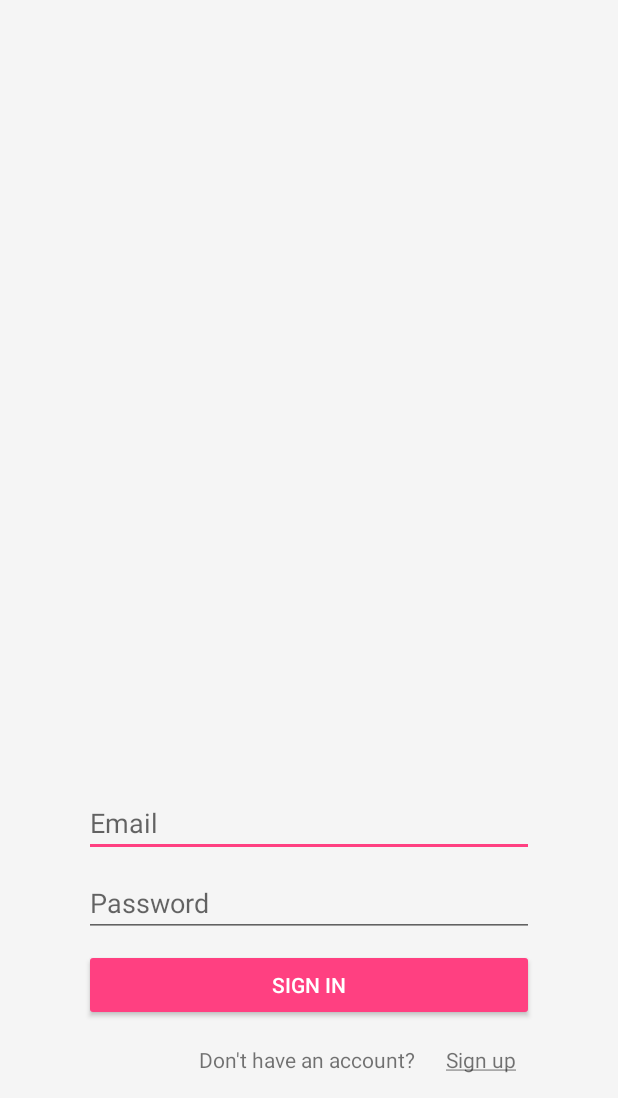
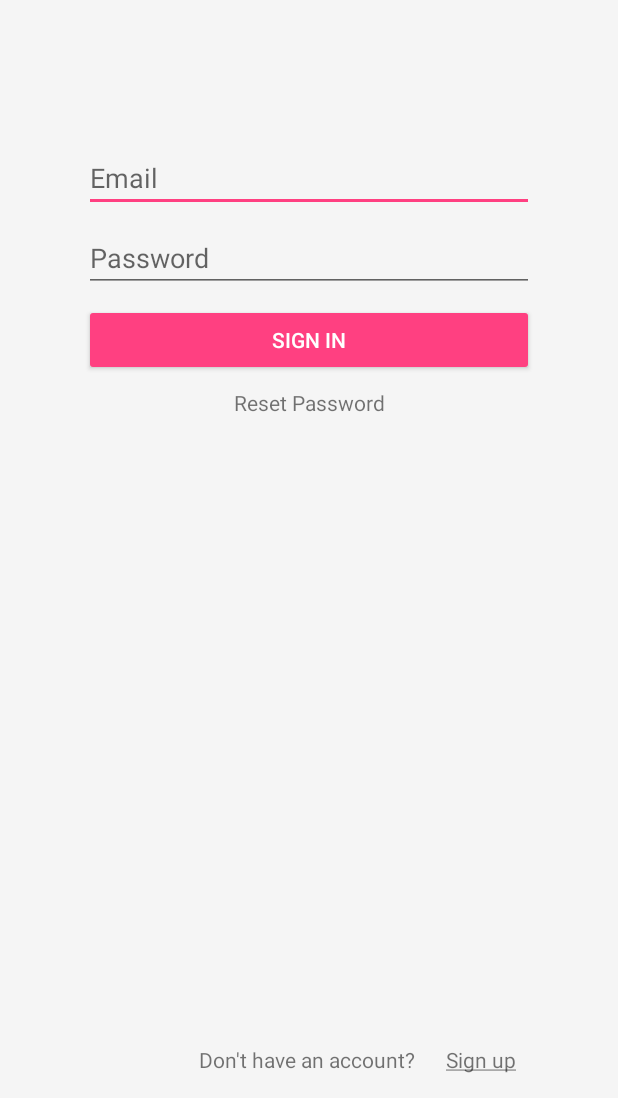
Before and after one commit to ACW101/bummer, an Android app: the screen it shows after launch (SigninActivity), on a phone screen of 412 x 824 dp, the part 138-1236 px from its top. Run offline under Robolectric (Android 15) with nearby library versions, the phone set to English and light mode, and no system bars; our stand-ins replace Firebase (no records; nobody signed in at launch, a user with empty details on screens opened directly).

Commit message:
Add Reset Password Functionality

```diff
--- a/app/src/main/java/edu/brandeis/cs/bummer/Auth/SigninActivity.java
+++ b/app/src/main/java/edu/brandeis/cs/bummer/Auth/SigninActivity.java
@@ -44,9 +44,10 @@ public class SigninActivity extends BaseActivity implements
 
         mContext = this;
 
-        // Buttons
+        // Buttons onclick listeners
         findViewById(R.id.email_sign_in_button).setOnClickListener(this);
         findViewById(R.id.sign_up_textview).setOnClickListener(this);
+        findViewById(R.id.forget_password_textview).setOnClickListener(this);
 
         // Views
         mEmailField = findViewById(R.id.field_email);
@@ -131,6 +132,25 @@ public class SigninActivity extends BaseActivity implements
         return valid;
     }
 
+    private void sendPasswordResetEmail() {
+        final String email = mEmailField.getText().toString();
+        if (email.length() == 0) {
+            Toast.makeText(mContext, getString(R.string.forget_password_empty_toast), Toast.LENGTH_LONG).show();
+            return;
+        }
+        mAuth.sendPasswordResetEmail(email)
+                .addOnCompleteListener(new OnCompleteListener<Void>() {
+                    @Override
+                    public void onComplete(@NonNull Task<Void> task) {
+                        if (task.isSuccessful()) {
+                            Toast.makeText(SigninActivity.this, getString(R.string.forget_password_sent) + email, Toast.LENGTH_SHORT).show();
+                        } else {
+                            Toast.makeText(SigninActivity.this, "fail sending reset email: " + task.getException(), Toast.LENGTH_SHORT).show();
+                        }
+                    }
+                });
+    }
+
     @Override
     public void onClick(View v) {
         int i = v.getId();
@@ -140,6 +160,9 @@ public class SigninActivity extends BaseActivity implements
         } else if (i == R.id.sign_up_textview) {
             Log.d(TAG, "onClick: email_sign_up_button: start sign-up intent");
             startActivity(new Intent(SigninActivity.this, SignupActivity.class));
+        } else if (i == R.id.forget_password_textview) {
+            Log.d(TAG, "onClick: forget_password_clicked: send reset email");
+            sendPasswordResetEmail();
         }
     }
 }
--- a/app/src/main/res/layout/activity_signin.xml
+++ b/app/src/main/res/layout/activity_signin.xml
@@ -44,34 +44,35 @@
         android:id="@+id/field_email"
         android:layout_width="300dp"
         android:layout_height="wrap_content"
+        android:layout_marginLeft="8dp"
+        android:layout_marginRight="8dp"
+        android:layout_marginTop="96dp"
         android:hint="@string/hint_email"
         android:inputType="textEmailAddress"
+        app:layout_constraintLeft_toLeftOf="parent"
+        app:layout_constraintRight_toRightOf="parent"
+        app:layout_constraintTop_toBottomOf="@+id/textView"
         tools:layout_constraintBottom_creator="1"
         tools:layout_constraintLeft_creator="1"
-        tools:layout_constraintRight_creator="1"
-        android:layout_marginRight="8dp"
-        app:layout_constraintRight_toRightOf="parent"
-        android:layout_marginLeft="8dp"
-        app:layout_constraintLeft_toLeftOf="parent"
-        android:layout_marginBottom="8dp"
-        app:layout_constraintBottom_toTopOf="@+id/field_password" />
+        tools:layout_constraintRight_creator="1" />
 
     <!--password edittext-->
     <EditText
         android:id="@+id/field_password"
         android:layout_width="300dp"
         android:layout_height="wrap_content"
+        android:layout_marginLeft="8dp"
+        android:layout_marginRight="8dp"
+        android:layout_marginTop="8dp"
         android:hint="@string/hint_password"
         android:inputType="textPassword"
-        tools:layout_constraintRight_creator="1"
+        app:layout_constraintLeft_toLeftOf="parent"
+        app:layout_constraintRight_toRightOf="parent"
+        app:layout_constraintTop_toBottomOf="@+id/field_email"
         tools:layout_constraintBottom_creator="1"
         tools:layout_constraintLeft_creator="1"
-        android:layout_marginLeft="8dp"
-        app:layout_constraintLeft_toLeftOf="parent"
-        android:layout_marginRight="8dp"
-        app:layout_constraintRight_toRightOf="parent"
-        android:layout_marginBottom="8dp"
-        app:layout_constraintBottom_toTopOf="@+id/email_sign_in_button" />
+        tools:layout_constraintRight_creator="1" />
+
     <!--signin action-->
     <Button
         android:id="@+id/email_sign_in_button"
@@ -79,16 +80,31 @@
         android:layout_height="wrap_content"
         android:layout_marginLeft="8dp"
         android:layout_marginRight="8dp"
+        android:layout_marginTop="8dp"
         android:text="@string/sign_in"
         android:theme="@style/ThemeOverlay.MyDarkButton"
         app:layout_constraintLeft_toLeftOf="parent"
         app:layout_constraintRight_toRightOf="parent"
+        app:layout_constraintTop_toBottomOf="@+id/field_password"
         tools:layout_constraintLeft_creator="1"
         tools:layout_constraintRight_creator="1"
-        tools:layout_constraintTop_creator="1"
-        android:layout_marginBottom="16dp"
-        app:layout_constraintBottom_toTopOf="@+id/prompt1" />
+        tools:layout_constraintTop_creator="1" />
 
+    <!--forget password text-->
+    <TextView
+        android:id="@+id/forget_password_textview"
+        android:layout_width="wrap_content"
+        android:layout_height="20dp"
+        android:layout_marginEnd="8dp"
+        android:layout_marginStart="8dp"
+        android:layout_marginTop="8dp"
+        android:text="@string/forget_password_text"
+        android:clickable="true"
+        app:layout_constraintEnd_toEndOf="parent"
+        app:layout_constraintStart_toStartOf="parent"
+        app:layout_constraintTop_toBottomOf="@+id/email_sign_in_button" />
+
+    <!--signup text-->
     <TextView
         android:id="@+id/prompt1"
         android:layout_width="wrap_content"
--- a/app/src/main/res/values/strings.xml
+++ b/app/src/main/res/values/strings.xml
@@ -84,4 +84,7 @@
     <string name="email_verification_prompt">Please check your e-mail for verification link</string>
     <string name="resend_email">resend verification</string>
     <string name="check_verification">check verification</string>
+    <string name="forget_password_text">Reset Password</string>
+    <string name="forget_password_empty_toast">Enter your email address to send the reset password email to</string>
+    <string name="forget_password_sent">Email sent to:</string>
 </resources>
```
